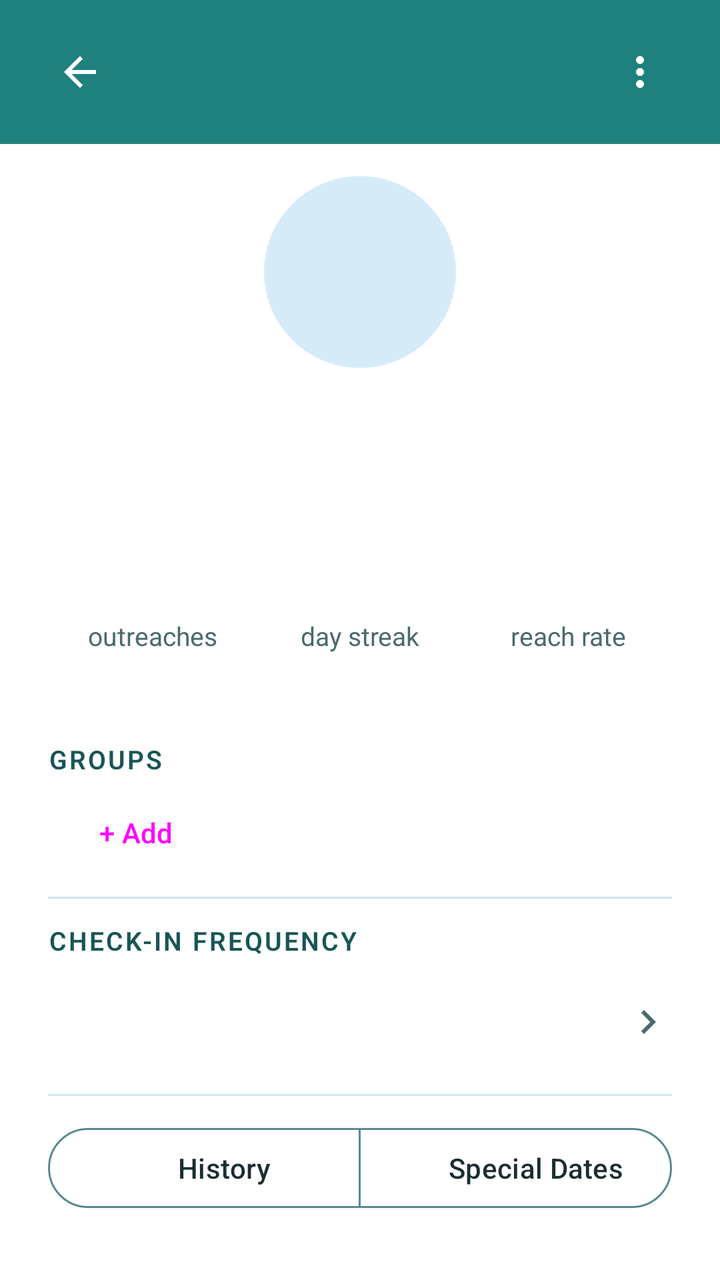
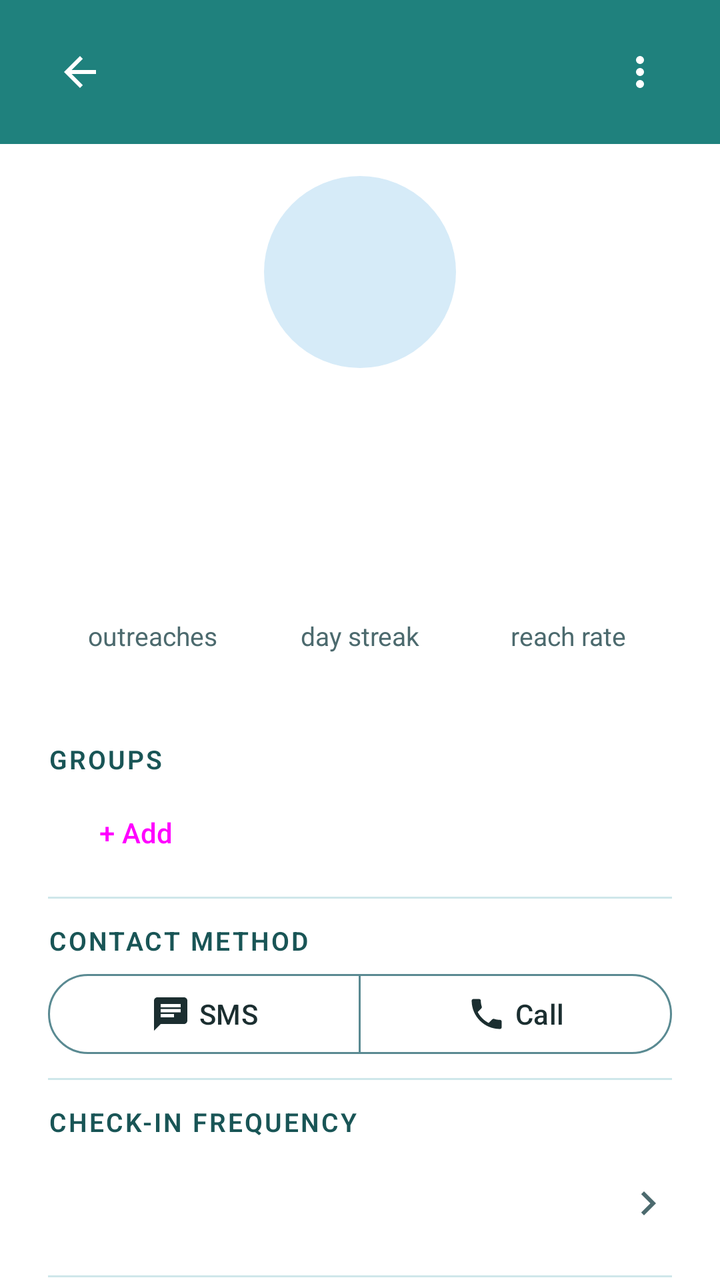

The first picture is an Android layout as it rendered before a commit; the second is the same layout after the commit. The layout source and the unified diff follow.
<!-- AndroidManifest.xml: application theme Theme.FriendMinder -->
<!-- res/layout/fragment_contact_detail.xml -->
<?xml version="1.0" encoding="utf-8"?>
<FrameLayout xmlns:android="http://schemas.android.com/apk/res/android"
    xmlns:app="http://schemas.android.com/apk/res-auto"
    android:layout_width="match_parent"
    android:layout_height="match_parent">

    <LinearLayout
        android:layout_width="match_parent"
        android:layout_height="match_parent"
        android:orientation="vertical">

    
    <LinearLayout
        android:id="@+id/headerContainer"
        android:layout_width="match_parent"
        android:layout_height="wrap_content"
        android:orientation="vertical"
        android:background="@color/fm_header">

        <View
            android:id="@+id/statusBarSpacer"
            android:layout_width="match_parent"
            android:layout_height="0dp" />

        <FrameLayout
            android:layout_width="match_parent"
            android:layout_height="@dimen/fm_home_header_height">

            <ImageButton
                android:id="@+id/backButton"
                android:layout_width="48dp"
                android:layout_height="48dp"
                android:layout_gravity="start|center_vertical"
                android:layout_marginStart="16dp"
                android:padding="12dp"
                android:background="?attr/selectableItemBackgroundBorderless"
                android:src="@drawable/ic_arrow_back"
                app:tint="@color/fm_on_primary"
                android:contentDescription="@string/content_desc_back" />

            
            <TextView
                android:id="@+id/headerTitle"
                android:layout_width="wrap_content"
                android:layout_height="wrap_content"
                android:layout_gravity="start|center_vertical"
                android:layout_marginStart="72dp"
                android:layout_marginEnd="72dp"
                android:textColor="@color/fm_on_primary"
                android:textSize="@dimen/fm_header_title_size"
                android:maxLines="1"
                android:ellipsize="end" />

            <ImageButton
                android:id="@+id/overflowButton"
                android:layout_width="48dp"
                android:layout_height="48dp"
                android:layout_gravity="end|center_vertical"
                android:layout_marginEnd="16dp"
                android:padding="12dp"
                android:background="?attr/selectableItemBackgroundBorderless"
                android:src="@drawable/ic_more_vert"
                app:tint="@color/fm_on_primary"
                android:contentDescription="@string/content_desc_more_options" />
        </FrameLayout>
    </LinearLayout>

    
    <androidx.core.widget.NestedScrollView
        android:id="@+id/contentScroll"
        android:layout_width="match_parent"
        android:layout_height="0dp"
        android:layout_weight="1"
        android:fillViewport="true">

    <LinearLayout
        android:layout_width="match_parent"
        android:layout_height="wrap_content"
        android:orientation="vertical"
        android:paddingBottom="@dimen/fm_space_4">

        <LinearLayout
            android:layout_width="match_parent"
            android:layout_height="wrap_content"
            android:orientation="vertical"
            android:paddingStart="@dimen/fm_gutter"
            android:paddingEnd="@dimen/fm_gutter"
            android:paddingTop="@dimen/fm_space_4"
            android:paddingBottom="@dimen/fm_space_4">

            <FrameLayout
                android:layout_width="@dimen/fm_avatar_size_detail"
                android:layout_height="@dimen/fm_avatar_size_detail"
                android:layout_gravity="center_horizontal">

                <ImageView
                    android:id="@+id/contactPhoto"
                    android:layout_width="@dimen/fm_avatar_size_detail"
                    android:layout_height="@dimen/fm_avatar_size_detail"
                    android:background="@drawable/bg_avatar_placeholder"
                    android:scaleType="centerCrop"
                    android:visibility="gone"
                    android:contentDescription="@null" />

                <TextView
                    android:id="@+id/contactInitial"
                    android:layout_width="@dimen/fm_avatar_size_detail"
                    android:layout_height="@dimen/fm_avatar_size_detail"
                    android:background="@drawable/bg_avatar_placeholder"
                    android:gravity="center"
                    android:textAppearance="?attr/textAppearanceHeadlineSmall"
                    android:textColor="?attr/colorOnSecondaryContainer" />
            </FrameLayout>

            <TextView
                android:id="@+id/contactNameText"
                android:layout_width="match_parent"
                android:layout_height="wrap_content"
                android:layout_marginTop="@dimen/fm_space_2"
                android:gravity="center"
                android:textAppearance="?attr/textAppearanceHeadlineSmall" />

            <TextView
                android:id="@+id/birthdayFrequencyCaption"
                android:layout_width="match_parent"
                android:layout_height="wrap_content"
                android:gravity="center"
                android:textAppearance="?attr/textAppearanceBodySmall"
                android:textColor="?attr/colorOnSurfaceVariant" />

            
            <LinearLayout
                android:id="@+id/statsRow"
                android:layout_width="match_parent"
                android:layout_height="wrap_content"
                android:layout_marginTop="@dimen/fm_space_8"
                android:layout_marginBottom="@dimen/fm_space_8"
                android:orientation="horizontal">

                <LinearLayout
                    android:id="@+id/outreachesStat"
                    android:layout_width="0dp"
                    android:layout_height="wrap_content"
                    android:layout_weight="1"
                    android:orientation="vertical"
                    android:gravity="center"
                    android:focusable="true"
                    android:importantForAccessibility="yes">

                    <TextView
                        android:id="@+id/outreachesFigure"
                        android:layout_width="wrap_content"
                        android:layout_height="wrap_content"
                        android:fontFamily="sans-serif-medium"
                        android:textSize="24sp"
                        android:textColor="@color/fm_heading"
                        android:gravity="center"
                        android:importantForAccessibility="no" />

                    <TextView
                        style="@style/Widget.FM.StatLabel"
                        android:layout_marginTop="@dimen/fm_space_1"
                        android:text="@string/label_stat_outreaches" />
                </LinearLayout>

                <LinearLayout
                    android:id="@+id/streakStat"
                    android:layout_width="0dp"
                    android:layout_height="wrap_content"
                    android:layout_weight="1"
                    android:orientation="vertical"
                    android:gravity="center"
                    android:focusable="true"
                    android:importantForAccessibility="yes">

                    <TextView
                        android:id="@+id/streakFigure"
                        android:layout_width="wrap_content"
                        android:layout_height="wrap_content"
                        android:fontFamily="sans-serif-medium"
                        android:textSize="24sp"
                        android:textColor="@color/fm_heading"
                        android:gravity="center"
                        android:importantForAccessibility="no" />

                    <TextView
                        style="@style/Widget.FM.StatLabel"
                        android:layout_marginTop="@dimen/fm_space_1"
                        android:text="@string/label_stat_day_streak" />
                </LinearLayout>

                <LinearLayout
                    android:id="@+id/reachRateStat"
                    android:layout_width="0dp"
                    android:layout_height="wrap_content"
                    android:layout_weight="1"
                    android:orientation="vertical"
                    android:gravity="center"
                    android:focusable="true"
                    android:importantForAccessibility="yes">

                    <TextView
                        android:id="@+id/reachRateFigure"
                        android:layout_width="wrap_content"
                        android:layout_height="wrap_content"
                        android:fontFamily="sans-serif-medium"
                        android:textSize="24sp"
                        android:textColor="@color/fm_heading"
                        android:gravity="center"
                        android:importantForAccessibility="no" />

                    <TextView
                        style="@style/Widget.FM.StatLabel"
                        android:layout_marginTop="@dimen/fm_space_1"
                        android:text="@string/label_stat_reach_rate" />
                </LinearLayout>

            </LinearLayout>

            <TextView
                android:layout_width="match_parent"
                android:layout_height="wrap_content"
                android:layout_marginTop="@dimen/fm_space_3"
                android:text="@string/label_groups_header"
                android:textAppearance="@style/TextAppearance.FM.SectionLabel" />

            <com.google.android.material.chip.ChipGroup
                android:id="@+id/groupsChipGroup"
                android:layout_width="match_parent"
                android:layout_height="wrap_content"
                android:layout_marginTop="@dimen/fm_space_1" />

            <Button
                android:id="@+id/addGroupButton"
                style="@style/Widget.Material3.Button.TextButton"
                android:layout_width="wrap_content"
                android:layout_height="wrap_content"
                android:text="@string/action_add_group_chip" />

            <View
                android:layout_width="match_parent"
                android:layout_height="1dp"
                android:layout_marginTop="@dimen/fm_space_2"
                android:background="?attr/colorOutlineVariant" />

            
            <TextView
                android:layout_width="match_parent"
                android:layout_height="wrap_content"
                android:layout_marginTop="@dimen/fm_space_3"
                android:text="@string/label_checkin_frequency_header"
                android:textAppearance="@style/TextAppearance.FM.SectionLabel" />

            <LinearLayout
                android:id="@+id/checkInFrequencyRow"
                android:layout_width="match_parent"
                android:layout_height="wrap_content"
                android:minHeight="56dp"
                android:layout_marginTop="@dimen/fm_space_1"
                android:orientation="horizontal"
                android:gravity="center_vertical"
                android:background="@drawable/bg_home_row_ripple"
                android:clickable="true"
                android:focusable="true">

                <TextView
                    android:id="@+id/checkInFrequencyValue"
                    android:layout_width="0dp"
                    android:layout_height="wrap_content"
                    android:layout_weight="1"
                    android:textSize="17sp"
                    android:textColor="@color/fm_ink" />

                <ImageView
                    android:layout_width="24dp"
                    android:layout_height="24dp"
                    android:src="@drawable/ic_chevron_right"
                    android:importantForAccessibility="no" />
            </LinearLayout>

            <View
                android:layout_width="match_parent"
                android:layout_height="1dp"
                android:layout_marginTop="@dimen/fm_space_2"
                android:background="?attr/colorOutlineVariant" />

            <com.google.android.material.button.MaterialButtonToggleGroup
                android:id="@+id/tabToggleGroup"
                android:layout_width="match_parent"
                android:layout_height="wrap_content"
                android:layout_marginTop="@dimen/fm_space_3"
                app:singleSelection="true"
                app:selectionRequired="true">

                <com.google.android.material.button.MaterialButton
                    android:id="@+id/historyToggleButton"
                    style="@style/Widget.FM.SegmentedButton"
                    android:layout_width="0dp"
                    android:layout_height="wrap_content"
                    android:layout_weight="1"
                    android:text="@string/label_tab_history" />

                <com.google.android.material.button.MaterialButton
                    android:id="@+id/specialDatesToggleButton"
                    style="@style/Widget.FM.SegmentedButton"
                    android:layout_width="0dp"
                    android:layout_height="wrap_content"
                    android:layout_weight="1"
                    android:text="@string/label_tab_special_dates" />
            </com.google.android.material.button.MaterialButtonToggleGroup>
        </LinearLayout>

    <FrameLayout
        android:layout_width="match_parent"
        android:layout_height="wrap_content">

        <androidx.recyclerview.widget.RecyclerView
            android:id="@+id/historyRecyclerView"
            android:layout_width="match_parent"
            android:layout_height="wrap_content"
            android:nestedScrollingEnabled="false" />

        <TextView
            android:id="@+id/historyEmptyText"
            android:layout_width="match_parent"
            android:layout_height="wrap_content"
            android:layout_gravity="center"
            android:gravity="center"
            android:padding="@dimen/fm_space_8"
            android:text="@string/label_history_empty"
            android:textAppearance="?attr/textAppearanceBodyLarge"
            android:visibility="gone" />

        <FrameLayout
            android:id="@+id/specialDatesScroll"
            android:layout_width="match_parent"
            android:layout_height="wrap_content"
            android:visibility="gone">

            <LinearLayout
                android:layout_width="match_parent"
                android:layout_height="wrap_content"
                android:orientation="vertical"
                android:paddingStart="@dimen/fm_gutter"
                android:paddingTop="@dimen/fm_space_4"
                android:paddingEnd="@dimen/fm_gutter"
                android:paddingBottom="@dimen/fm_space_4">

                <TextView
                    android:id="@+id/specialDatesEmptyText"
                    android:layout_width="match_parent"
                    android:layout_height="wrap_content"
                    android:gravity="center"
                    android:padding="@dimen/fm_space_4"
                    android:text="@string/label_special_dates_empty"
                    android:textAppearance="?attr/textAppearanceBodyLarge"
                    android:visibility="gone" />

                <LinearLayout
                    android:id="@+id/specialDatesContainer"
                    android:layout_width="match_parent"
                    android:layout_height="wrap_content"
                    android:orientation="vertical" />

                <Button
                    android:id="@+id/addSpecialDateButton"
                    style="@style/Widget.Material3.Button.OutlinedButton"
                    android:layout_width="match_parent"
                    android:layout_height="wrap_content"
                    android:minHeight="48dp"
                    android:layout_marginTop="@dimen/fm_space_4"
                    android:text="@string/action_add_special_date" />
            </LinearLayout>
        </FrameLayout>
    </FrameLayout>
    </LinearLayout>
    </androidx.core.widget.NestedScrollView>
    </LinearLayout>

</FrameLayout>
<!-- resources referenced by this layout -->
<resources>
  <color name="fm_header">#1F817D</color>
  <color name="fm_heading">#195556</color>
  <color name="fm_ink">#1B2E30</color>
  <color name="fm_on_primary">#FFFFFF</color>
  <dimen name="fm_avatar_size_detail">96dp</dimen>
  <dimen name="fm_gutter">24dp</dimen>
  <dimen name="fm_header_title_size">30sp</dimen>
  <dimen name="fm_home_header_height">72dp</dimen>
  <dimen name="fm_space_1">4dp</dimen>
  <dimen name="fm_space_2">8dp</dimen>
  <dimen name="fm_space_3">12dp</dimen>
  <dimen name="fm_space_4">16dp</dimen>
  <dimen name="fm_space_8">32dp</dimen>
  <!-- drawable bg_home_row_ripple (drawable) -->
  <?xml version="1.0" encoding="utf-8"?>
  <ripple xmlns:android="http://schemas.android.com/apk/res/android"
      android:color="#1F1F817D" />
  <string name="action_add_group_chip">+ Add</string>
  <string name="action_add_special_date">Add special date</string>
  <string name="content_desc_back">Back</string>
  <string name="content_desc_more_options">More options</string>
  <string name="label_checkin_frequency_header">Check-in frequency</string>
  <string name="label_groups_header">Groups</string>
  <string name="label_history_empty">No outreach logged yet — send a message or log a hangout</string>
  <string name="label_special_dates_empty">No special dates yet</string>
  <string name="label_stat_day_streak">day streak</string>
  <string name="label_stat_outreaches">outreaches</string>
  <string name="label_stat_reach_rate">reach rate</string>
  <string name="label_tab_history">History</string>
  <string name="label_tab_special_dates">Special Dates</string>
  <color name="fm_outline">#5A8A92</color>
  <color name="fm_primary">#1F817D</color>
  <color name="fm_ink_dim">#4C6A6E</color>
  <color name="fm_primary_container">#B0E8E6</color>
  <color name="fm_on_primary_container">#195556</color>
  <color name="fm_secondary">#5ABBEB</color>
  <color name="fm_on_secondary">#0A2E31</color>
  <color name="fm_secondary_container">#D6EBF8</color>
  <color name="fm_on_secondary_container">#0A2E31</color>
  <color name="fm_surface">#FFFFFF</color>
  <color name="fm_surface_variant">#D3E9F4</color>
  <color name="fm_divider">#CFE7EA</color>
  <color name="fm_error">#B3261E</color>
  <color name="fm_error_container">#F9DEDC</color>
  <color name="fm_on_error_container">#410E0B</color>
  <color name="fm_surface_sunken">#EFF8FA</color>
  <style name="Widget.FriendMinder.BottomSheet.Modal" parent="Widget.Material3.BottomSheet.Modal">
          <item name="backgroundTint">@color/fm_surface</item>
      </style>
  <color name="fm_accent">#155D5B</color>
  <!-- unchanged entries left out for length: 12 -->
</resources>

<!-- the commit's change to res/layout/fragment_contact_detail.xml (unified diff, before → after) -->
@@ -248,6 +248,51 @@
                 android:layout_width="match_parent"
                 android:layout_height="wrap_content"
                 android:layout_marginTop="@dimen/fm_space_3"
+                android:text="@string/label_contact_method_header"
+                android:textAppearance="@style/TextAppearance.FM.SectionLabel" />
+
+            <com.google.android.material.button.MaterialButtonToggleGroup
+                android:id="@+id/contactMethodToggleGroup"
+                android:layout_width="match_parent"
+                android:layout_height="wrap_content"
+                android:layout_marginTop="@dimen/fm_space_1"
+                app:singleSelection="true"
+                app:selectionRequired="true">
+
+                <com.google.android.material.button.MaterialButton
+                    android:id="@+id/contactMethodSmsButton"
+                    style="@style/Widget.FM.SegmentedButton"
+                    android:layout_width="0dp"
+                    android:layout_height="wrap_content"
+                    android:layout_weight="1"
+                    android:text="@string/label_contact_method_sms"
+                    app:icon="@drawable/ic_sms_24"
+                    app:iconSize="20dp"
+                    app:iconTint="@color/fm_segment_label" />
+
+                <com.google.android.material.button.MaterialButton
+                    android:id="@+id/contactMethodCallButton"
+                    style="@style/Widget.FM.SegmentedButton"
+                    android:layout_width="0dp"
+                    android:layout_height="wrap_content"
+                    android:layout_weight="1"
+                    android:text="@string/label_contact_method_call"
+                    app:icon="@drawable/ic_call_24"
+                    app:iconSize="20dp"
+                    app:iconTint="@color/fm_segment_label" />
+            </com.google.android.material.button.MaterialButtonToggleGroup>
+
+            <View
+                android:layout_width="match_parent"
+                android:layout_height="1dp"
+                android:layout_marginTop="@dimen/fm_space_2"
+                android:background="?attr/colorOutlineVariant" />
+
+            
+            <TextView
+                android:layout_width="match_parent"
+                android:layout_height="wrap_content"
+                android:layout_marginTop="@dimen/fm_space_3"
                 android:text="@string/label_checkin_frequency_header"
                 android:textAppearance="@style/TextAppearance.FM.SectionLabel" />
 
<!-- resource entries referenced after the edit -->
@@ -17,11 +17,36 @@
   <?xml version="1.0" encoding="utf-8"?>
   <ripple xmlns:android="http://schemas.android.com/apk/res/android"
       android:color="#1F1F817D" />
+  <!-- drawable ic_call_24 (drawable) -->
+  <?xml version="1.0" encoding="utf-8"?>
+  <vector xmlns:android="http://schemas.android.com/apk/res/android"
+      android:width="24dp"
+      android:height="24dp"
+      android:viewportWidth="24"
+      android:viewportHeight="24">
+      <path
+          android:fillColor="@android:color/white"
+          android:pathData="M6.62,10.79c1.44,2.83 3.76,5.14 6.59,6.59l2.2,-2.2c0.27,-0.27 0.67,-0.36 1.02,-0.24 1.12,0.37 2.33,0.57 3.57,0.57 0.55,0 1,0.45 1,1L21,20c0,0.55 -0.45,1 -1,1 -9.39,0 -17,-7.61 -17,-17 0,-0.55 0.45,-1 1,-1h3.5c0.55,0 1,0.45 1,1 0,1.25 0.2,2.45 0.57,3.57 0.11,0.35 0.03,0.74 -0.25,1.02l-2.2,2.2z" />
+  </vector>
+  <!-- drawable ic_sms_24 (drawable) -->
+  <?xml version="1.0" encoding="utf-8"?>
+  <vector xmlns:android="http://schemas.android.com/apk/res/android"
+      android:width="24dp"
+      android:height="24dp"
+      android:viewportWidth="24"
+      android:viewportHeight="24">
+      <path
+          android:fillColor="@android:color/white"
+          android:pathData="M20,2H4c-1.1,0 -1.99,0.9 -1.99,2L2,22l4,-4h14c1.1,0 2,-0.9 2,-2V4c0,-1.1 -0.9,-2 -2,-2zM6,9h12v2H6V9zM14,14H6v-2h8v2zM18,8H6V6h12v2z" />
+  </vector>
   <string name="action_add_group_chip">+ Add</string>
   <string name="action_add_special_date">Add special date</string>
   <string name="content_desc_back">Back</string>
   <string name="content_desc_more_options">More options</string>
   <string name="label_checkin_frequency_header">Check-in frequency</string>
+  <string name="label_contact_method_call">Call</string>
+  <string name="label_contact_method_header">Contact method</string>
+  <string name="label_contact_method_sms">SMS</string>
   <string name="label_groups_header">Groups</string>
   <string name="label_history_empty">No outreach logged yet — send a message or log a hangout</string>
   <string name="label_special_dates_empty">No special dates yet</string>
